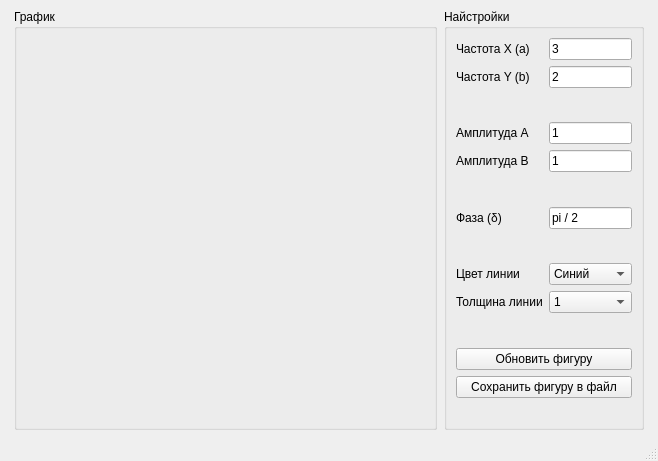
Above: main_window.ui from Laztrex/simple-graphics-lissajous before the change. Below: the same form after it.
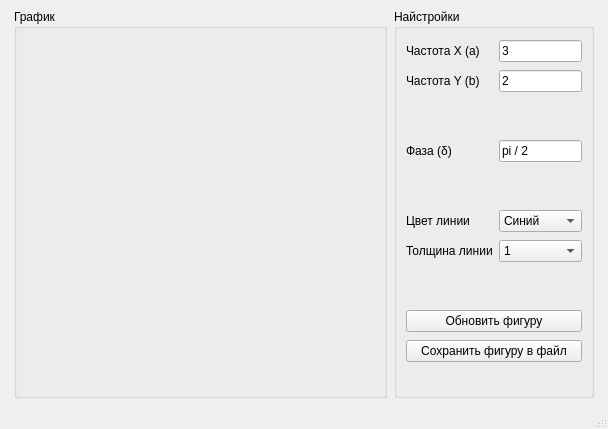
That is the form after the change.

```diff
--- a/main_window.ui
+++ b/main_window.ui
@@ -12,8 +12,8 @@
    <rect>
     <x>0</x>
     <y>0</y>
-    <width>658</width>
-    <height>461</height>
+    <width>608</width>
+    <height>429</height>
    </rect>
   </property>
   <property name="sizePolicy">
@@ -79,15 +79,8 @@
        <string>Найстройки</string>
       </property>
       <layout class="QGridLayout" name="gridLayout_2">
-       <item row="3" column="1">
-        <widget class="QLineEdit" name="amp_a_lineedit">
-         <property name="text">
-          <string>1</string>
-         </property>
-        </widget>
-       </item>
-       <item row="5" column="0">
-        <spacer name="verticalSpacer_4">
+       <item row="7" column="0">
+        <spacer name="verticalSpacer_2">
          <property name="orientation">
           <enum>Qt::Vertical</enum>
          </property>
@@ -102,17 +95,10 @@
          </property>
         </spacer>
        </item>
-       <item row="8" column="0">
-        <widget class="QLabel" name="label_3">
+       <item row="8" column="0" colspan="2">
+        <widget class="QPushButton" name="plot_button">
          <property name="text">
-          <string>Цвет линии</string>
-         </property>
-        </widget>
-       </item>
-       <item row="0" column="1">
-        <widget class="QLineEdit" name="freq_x_lineedit">
-         <property name="text">
-          <string>3</string>
+          <string>Обновить фигуру</string>
          </property>
         </widget>
        </item>
@@ -123,38 +109,15 @@
          </property>
         </widget>
        </item>
-       <item row="10" column="0">
-        <spacer name="verticalSpacer_2">
-         <property name="orientation">
-          <enum>Qt::Vertical</enum>
-         </property>
-         <property name="sizeType">
-          <enum>QSizePolicy::Maximum</enum>
-         </property>
-         <property name="sizeHint" stdset="0">
-          <size>
-           <width>20</width>
-           <height>40</height>
-          </size>
-         </property>
-        </spacer>
-       </item>
-       <item row="4" column="0">
-        <widget class="QLabel" name="label_6">
+       <item row="6" column="0">
+        <widget class="QLabel" name="label_4">
          <property name="text">
-          <string>Амплитуда B</string>
+          <string>Толщина линии</string>
          </property>
         </widget>
        </item>
-       <item row="1" column="0">
-        <widget class="QLabel" name="label_2">
-         <property name="text">
-          <string>Частота Y (b)</string>
-         </property>
-        </widget>
-       </item>
-       <item row="7" column="0">
-        <spacer name="verticalSpacer_3">
+       <item row="2" column="0">
+        <spacer name="verticalSpacer_4">
          <property name="orientation">
           <enum>Qt::Vertical</enum>
          </property>
@@ -169,14 +132,38 @@
          </property>
         </spacer>
        </item>
-       <item row="3" column="0">
-        <widget class="QLabel" name="label_5">
+       <item row="3" column="1">
+        <widget class="QLineEdit" name="phase_lineedit">
          <property name="text">
-          <string>Амплитуда A</string>
+          <string>pi / 2</string>
          </property>
         </widget>
        </item>
-       <item row="9" column="1">
+       <item row="5" column="1">
+        <widget class="QComboBox" name="color_combobox">
+         <item>
+          <property name="text">
+           <string>Синий</string>
+          </property>
+         </item>
+         <item>
+          <property name="text">
+           <string>Зелёный</string>
+          </property>
+         </item>
+         <item>
+          <property name="text">
+           <string>Красный</string>
+          </property>
+         </item>
+         <item>
+          <property name="text">
+           <string>Жёлтый</string>
+          </property>
+         </item>
+        </widget>
+       </item>
+       <item row="6" column="1">
         <widget class="QComboBox" name="width_combobox">
          <item>
           <property name="text">
@@ -200,7 +187,21 @@
          </item>
         </widget>
        </item>
-       <item row="13" column="0">
+       <item row="9" column="0" colspan="2">
+        <widget class="QPushButton" name="save_button">
+         <property name="text">
+          <string>Сохранить фигуру в файл</string>
+         </property>
+        </widget>
+       </item>
+       <item row="3" column="0">
+        <widget class="QLabel" name="label_7">
+         <property name="text">
+          <string>Фаза (δ)</string>
+         </property>
+        </widget>
+       </item>
+       <item row="10" column="0">
         <spacer name="verticalSpacer">
          <property name="orientation">
           <enum>Qt::Vertical</enum>
@@ -216,6 +217,43 @@
          </property>
         </spacer>
        </item>
+       <item row="1" column="0">
+        <widget class="QLabel" name="label_2">
+         <property name="text">
+          <string>Частота Y (b)</string>
+         </property>
+        </widget>
+       </item>
+       <item row="0" column="1">
+        <widget class="QLineEdit" name="freq_x_lineedit">
+         <property name="text">
+          <string>3</string>
+         </property>
+        </widget>
+       </item>
+       <item row="5" column="0">
+        <widget class="QLabel" name="label_3">
+         <property name="text">
+          <string>Цвет линии</string>
+         </property>
+        </widget>
+       </item>
+       <item row="4" column="0">
+        <spacer name="verticalSpacer_3">
+         <property name="orientation">
+          <enum>Qt::Vertical</enum>
+         </property>
+         <property name="sizeType">
+          <enum>QSizePolicy::Maximum</enum>
+         </property>
+         <property name="sizeHint" stdset="0">
+          <size>
+           <width>20</width>
+           <height>40</height>
+          </size>
+         </property>
+        </spacer>
+       </item>
        <item row="1" column="1">
         <widget class="QLineEdit" name="freq_y_lineedit">
          <property name="text">
@@ -223,88 +261,6 @@
          </property>
         </widget>
        </item>
-       <item row="12" column="0" colspan="2">
-        <widget class="QPushButton" name="save_button">
-         <property name="text">
-          <string>Сохранить фигуру в файл</string>
-         </property>
-        </widget>
-       </item>
-       <item row="11" column="0" colspan="2">
-        <widget class="QPushButton" name="plot_button">
-         <property name="text">
-          <string>Обновить фигуру</string>
-         </property>
-        </widget>
-       </item>
-       <item row="6" column="1">
-        <widget class="QLineEdit" name="phase_lineedit">
-         <property name="text">
-          <string>pi / 2</string>
-         </property>
-        </widget>
-       </item>
-       <item row="6" column="0">
-        <widget class="QLabel" name="label_7">
-         <property name="text">
-          <string>Фаза (δ)</string>
-         </property>
-        </widget>
-       </item>
-       <item row="8" column="1">
-        <widget class="QComboBox" name="color_combobox">
-         <item>
-          <property name="text">
-           <string>Синий</string>
-          </property>
-         </item>
-         <item>
-          <property name="text">
-           <string>Зелёный</string>
-          </property>
-         </item>
-         <item>
-          <property name="text">
-           <string>Красный</string>
-          </property>
-         </item>
-         <item>
-          <property name="text">
-           <string>Жёлтый</string>
-          </property>
-         </item>
-        </widget>
-       </item>
-       <item row="9" column="0">
-        <widget class="QLabel" name="label_4">
-         <property name="text">
-          <string>Толщина линии</string>
-         </property>
-        </widget>
-       </item>
-       <item row="4" column="1">
-        <widget class="QLineEdit" name="amp_b_lineedit">
-         <property name="text">
-          <string>1</string>
-         </property>
-        </widget>
-       </item>
-       <item row="2" column="0">
-        <spacer name="verticalSpacer_5">
-         <property name="orientation">
-          <enum>Qt::Vertical</enum>
-         </property>
-         <property name="sizeType">
-          <enum>QSizePolicy::Maximum</enum>
-         </property>
-         <property name="sizeHint" stdset="0">
-          <size>
-           <width>20</width>
-           <height>40</height>
-          </size>
-         </property>
-        </spacer>
-       </item>
       </layout>
      </widget>
     </item>
```
Left out of the diff: 2 changed lines with no effect on the pictures.
